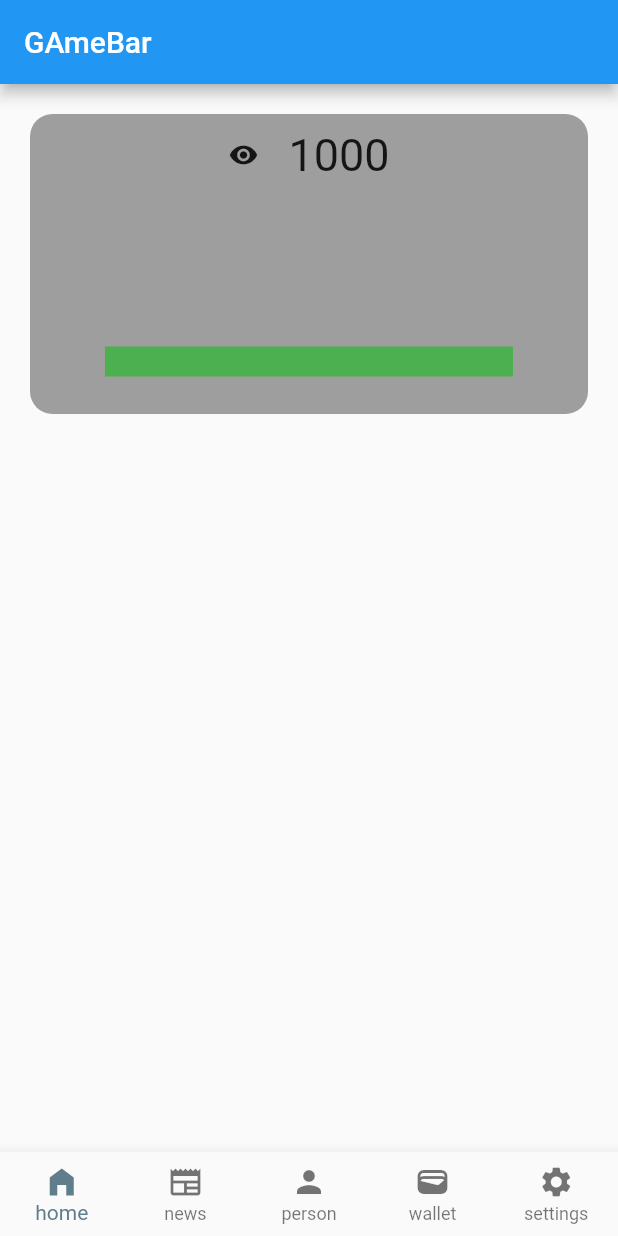
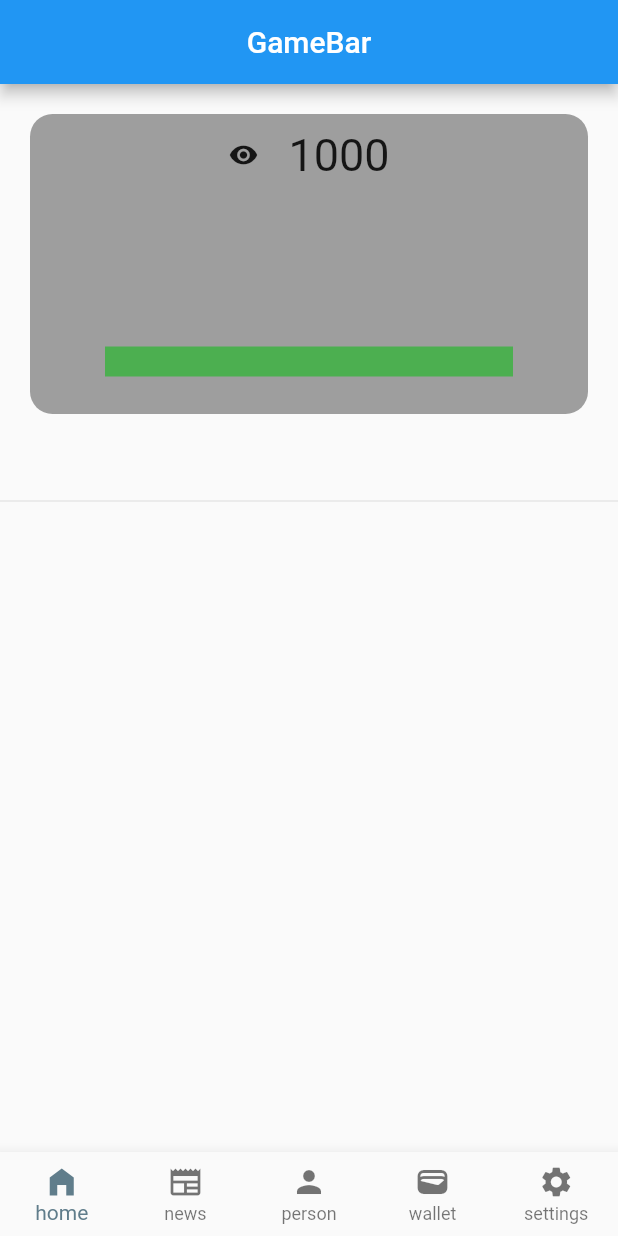
Before and after one commit to DreamingMoon/mining, a Flutter app: the screen it shows after launch, on a phone screen of 412 x 824 dp. Run offline on Flutter 3.47's test engine with Material 2 defaults, Android fonts, the light colour scheme and no system bars.

Commit message:
barely any change made

```diff
--- a/lib/screens/homepage.dart
+++ b/lib/screens/homepage.dart
@@ -35,8 +35,8 @@ class _HomePageState extends State<HomePage> {
       body: IndexedStack(
         index: _selectedindex,
         children: [
+          HomeScreen(),
           NewsPage(),
-          HomeScreen(),
         ],
       ),
     );
--- a/lib/screens/homescreen.dart
+++ b/lib/screens/homescreen.dart
@@ -8,18 +8,68 @@ class HomeScreen extends StatefulWidget {
 }
 
 class _HomeScreenState extends State<HomeScreen> {
+  bool shadowColor = false;
+  double? scrolledUnderElevation;
   @override
   Widget build(BuildContext context) {
     return Scaffold(
       appBar: AppBar(
-        title: const Text('GAmeBar'),
+        scrolledUnderElevation: scrolledUnderElevation,
+        shadowColor: shadowColor ? Theme.of(context).colorScheme.shadow : null,
+        centerTitle: true,
+        title: const Text('GameBar'),
       ),
-      body: ListView.builder(itemBuilder: ((context, index) {
-        return ListTile(
-          title: const Text('Lorem Ipsum'),
-          subtitle: Text('$index'),
-        );
-      })),
+      body: ListView(
+        scrollDirection: Axis.vertical,
+        children: [
+          Padding(
+            padding: const EdgeInsets.all(20.0),
+            child: Container(
+              height: 200,
+              decoration: BoxDecoration(
+                  borderRadius: BorderRadius.circular(15), color: Colors.grey),
+              child: Column(
+                children: [
+                  Padding(
+                    padding: const EdgeInsets.symmetric(vertical: 10),
+                    child: Row(
+                      mainAxisAlignment: MainAxisAlignment.center,
+                      children: const [
+                        Icon(
+                          Icons.remove_red_eye,
+                          size: 20,
+                        ),
+                        SizedBox(width: 20),
+                        Text(
+                          '1000',
+                          style: TextStyle(fontSize: 30),
+                        )
+                      ],
+                    ),
+                  ),
+                  const SizedBox(
+                    height: 100,
+                  ),
+                  Padding(
+                    padding: const EdgeInsets.symmetric(horizontal: 50),
+                    child: Container(
+                      height: 20,
+                      color: Colors.green,
+                    ),
+                  ),
+                ],
+              ),
+            ),
+          ),
+          const SizedBox(
+            height: 30,
+          ),
+          const Divider(),
+          const SizedBox(
+            height: 30,
+          ),
+        ],
+      ),
     );
   }
 }
--- a/lib/screens/news.dart
+++ b/lib/screens/news.dart
@@ -12,53 +12,17 @@ class _NewsPageState extends State<NewsPage> {
   @override
   Widget build(BuildContext context) {
     return Scaffold(
-        appBar: AppBar(
-          title: const Text('GAmeBar'),
-        ),
-        body: ListView(
-          scrollDirection: Axis.vertical,
-          children: [
-            Padding(
-              padding: const EdgeInsets.all(20.0),
-              child: Container(
-                height: 200,
-                decoration: BoxDecoration(
-                    borderRadius: BorderRadius.circular(15),
-                    color: Colors.grey),
-                child: Column(
-                  children: [
-                    Padding(
-                      padding: const EdgeInsets.symmetric(vertical: 10),
-                      child: Row(
-                        mainAxisAlignment: MainAxisAlignment.center,
-                        children: const [
-                          Icon(
-                            Icons.remove_red_eye,
-                            size: 20,
-                          ),
-                          SizedBox(width: 20),
-                          Text(
-                            '1000',
-                            style: TextStyle(fontSize: 30),
-                          )
-                        ],
-                      ),
-                    ),
-                    const SizedBox(
-                      height: 100,
-                    ),
-                    Padding(
-                      padding: const EdgeInsets.symmetric(horizontal: 50),
-                      child: Container(
-                        height: 20,
-                        color: Colors.green,
-                      ),
-                    )
-                  ],
-                ),
-              ),
-            )
-          ],
-        ));
+      appBar: AppBar(
+        title: const Text('News'),
+      ),
+      body: ListView.builder(
+        itemBuilder: ((context, index) {
+          Axis.vertical;
+          return ListTile(
+         title:  Text('change'),
+          );
+        }),
+      ),
+    );
   }
 }
```
Also changed, not shown: lib/screens/appnavigator.dart (deleted, +0 -29 lines).
